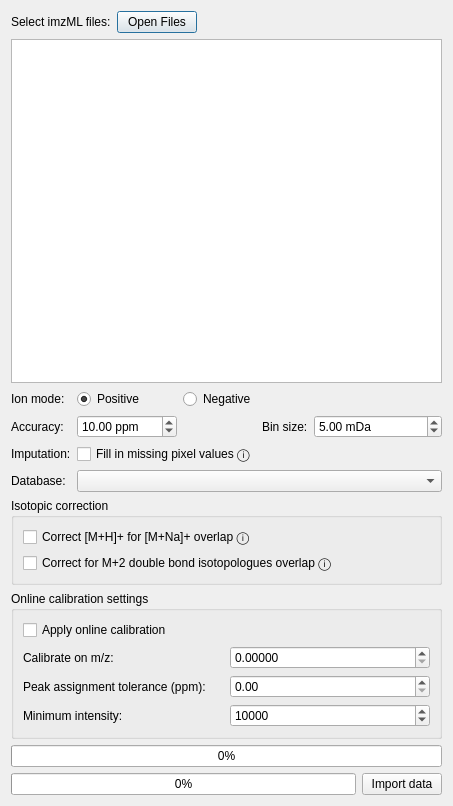
Qt form resources/views/MsiImportDialog.ui (swinnenteam/LipidQMap) before a commit.
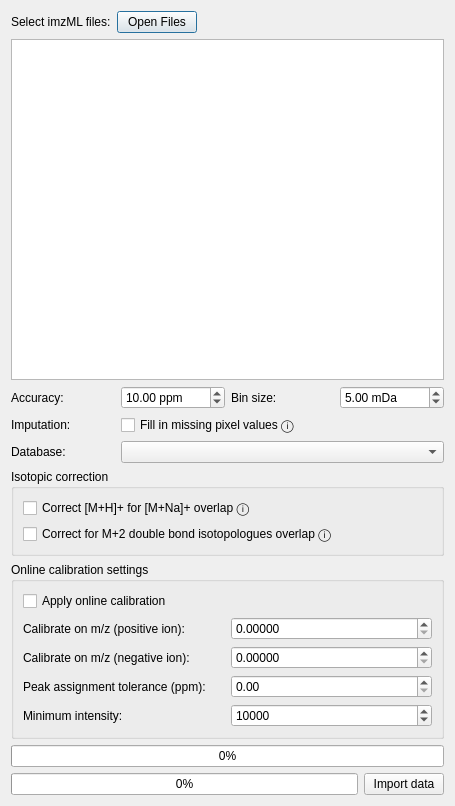
The same form after that commit.

Commit message: dual ion mode preparations

```diff
--- a/resources/views/MsiImportDialog.ui
+++ b/resources/views/MsiImportDialog.ui
@@ -6,7 +6,7 @@
    <rect>
     <x>0</x>
     <y>0</y>
-    <width>453</width>
+    <width>455</width>
     <height>806</height>
    </rect>
   </property>
@@ -66,62 +66,31 @@
      <property name="topMargin">
       <number>0</number>
      </property>
-     <item row="3" column="0">
+     <item row="1" column="0">
+      <widget class="QLabel" name="label_4">
+       <property name="text">
+        <string>Imputation:</string>
+       </property>
+      </widget>
+     </item>
+     <item row="1" column="1" colspan="2">
+      <widget class="QCheckBox" name="imputation_checkbox">
+       <property name="toolTip">
+        <string>&lt;html&gt;&lt;head/&gt;&lt;body&gt;&lt;p&gt;&lt;span style=&quot; font-size:14pt;&quot;&gt;Enables median imputation to fill in pixels with no signal, using the values of 3x3 surrounding pixels.&lt;/span&gt;&lt;/p&gt;&lt;/body&gt;&lt;/html&gt;</string>
+       </property>
+       <property name="text">
+        <string>Fill in missing pixel values ⓘ</string>
+       </property>
+      </widget>
+     </item>
+     <item row="2" column="0">
       <widget class="QLabel" name="label_5">
        <property name="text">
         <string>Database:</string>
        </property>
       </widget>
      </item>
-     <item row="1" column="0">
-      <widget class="QLabel" name="label_3">
-       <property name="text">
-        <string>Accuracy:</string>
-       </property>
-      </widget>
-     </item>
-     <item row="3" column="1" colspan="4">
-      <widget class="QComboBox" name="database_combo_box"/>
-     </item>
-     <item row="0" column="1">
-      <widget class="QRadioButton" name="pos_radio_button">
-       <property name="text">
-        <string>Positive</string>
-       </property>
-       <property name="checked">
-        <bool>true</bool>
-       </property>
-       <attribute name="buttonGroup">
-        <string notr="true">button_group</string>
-       </attribute>
-      </widget>
-     </item>
-     <item row="1" column="1">
-      <widget class="QDoubleSpinBox" name="ppm_spinbox">
-       <property name="minimumSize">
-        <size>
-         <width>100</width>
-         <height>0</height>
-        </size>
-       </property>
-       <property name="baseSize">
-        <size>
-         <width>0</width>
-         <height>0</height>
-        </size>
-       </property>
-       <property name="suffix">
-        <string> ppm</string>
-       </property>
-       <property name="minimum">
-        <double>0.050000000000000</double>
-       </property>
-       <property name="value">
-        <double>10.000000000000000</double>
-       </property>
-      </widget>
-     </item>
-     <item row="1" column="4">
+     <item row="0" column="3">
       <widget class="QDoubleSpinBox" name="bin_size_spinbox">
        <property name="toolTip">
         <string>&lt;html&gt;&lt;head/&gt;&lt;body&gt;&lt;p&gt;&lt;span style=&quot; font-size:14pt;&quot;&gt;Width of the bin of the average mz spectrum at mz 1000, in miliDalton. For calculating the average mz spectrum of an image section, a binning algorithm is used. This spectrum averaging algoritm assigns peaks accross the spectra of different pixels to mz bins and then calculates the average intensity for each bin.&lt;/span&gt;&lt;/p&gt;&lt;p&gt;&lt;span style=&quot; font-size:14pt;&quot;&gt;The width of the bins is automatically adjusted depending on the mz, by keeping a constant ppm. For example if a bin size of 5 mDa is provided (at mz 1000) this corresponds to a ppm of 5. At for example mz 700, a ppm of 5 corresponds to a bin size of 3.5 mDa, at mz 400 the bin size will be 2 mDa , etc...&lt;/span&gt;&lt;/p&gt;&lt;p&gt;&lt;span style=&quot; font-size:14pt;&quot;&gt;This setting only affects the average spectrum that is shown in the spectrum viewer, it has no consequence on the extracted ion images.&lt;/span&gt;&lt;/p&gt;&lt;/body&gt;&lt;/html&gt;</string>
@@ -143,59 +112,47 @@
        </property>
       </widget>
      </item>
-     <item row="0" column="0">
-      <widget class="QLabel" name="label_2">
-       <property name="text">
-        <string>Ion mode:</string>
-       </property>
-      </widget>
-     </item>
      <item row="0" column="2">
-      <widget class="QRadioButton" name="neg_radio_button">
-       <property name="text">
-        <string>Negative</string>
-       </property>
-       <attribute name="buttonGroup">
-        <string notr="true">button_group</string>
-       </attribute>
-      </widget>
-     </item>
-     <item row="0" column="4">
-      <spacer name="horizontalSpacer_2">
-       <property name="orientation">
-        <enum>Qt::Orientation::Horizontal</enum>
-       </property>
-       <property name="sizeHint" stdset="0">
-        <size>
-         <width>40</width>
-         <height>20</height>
-        </size>
-       </property>
-      </spacer>
-     </item>
-     <item row="1" column="3">
       <widget class="QLabel" name="label_9">
        <property name="text">
         <string>Bin size:</string>
        </property>
       </widget>
      </item>
-     <item row="2" column="0">
-      <widget class="QLabel" name="label_4">
+     <item row="0" column="0">
+      <widget class="QLabel" name="label_3">
        <property name="text">
-        <string>Imputation:</string>
+        <string>Accuracy:</string>
+       </property>
+      </widget>
+     </item>
+     <item row="0" column="1">
+      <widget class="QDoubleSpinBox" name="ppm_spinbox">
+       <property name="minimumSize">
+        <size>
+         <width>100</width>
+         <height>0</height>
+        </size>
+       </property>
+       <property name="baseSize">
+        <size>
+         <width>0</width>
+         <height>0</height>
+        </size>
+       </property>
+       <property name="suffix">
+        <string> ppm</string>
+       </property>
+       <property name="minimum">
+        <double>0.050000000000000</double>
+       </property>
+       <property name="value">
+        <double>10.000000000000000</double>
        </property>
       </widget>
      </item>
      <item row="2" column="1" colspan="3">
-      <widget class="QCheckBox" name="imputation_checkbox">
-       <property name="toolTip">
-        <string>&lt;html&gt;&lt;head/&gt;&lt;body&gt;&lt;p&gt;&lt;span style=&quot; font-size:14pt;&quot;&gt;Enables median imputation to fill in pixels with no signal, using the values of 3x3 surrounding pixels.&lt;/span&gt;&lt;/p&gt;&lt;/body&gt;&lt;/html&gt;</string>
-       </property>
-       <property name="text">
-        <string>Fill in missing pixel values ⓘ</string>
-       </property>
-      </widget>
+      <widget class="QComboBox" name="database_combo_box"/>
      </item>
     </layout>
    </item>
@@ -242,7 +199,45 @@
      <layout class="QVBoxLayout" name="verticalLayout_2">
       <item>
        <layout class="QGridLayout" name="gridLayout_2">
+        <item row="4" column="0">
+         <widget class="QLabel" name="label_7">
+          <property name="text">
+           <string>Minimum intensity:</string>
+          </property>
+         </widget>
+        </item>
+        <item row="2" column="0">
+         <widget class="QLabel" name="label_2">
+          <property name="text">
+           <string>Calibrate on m/z (negative ion):</string>
+          </property>
+         </widget>
+        </item>
+        <item row="1" column="0">
+         <widget class="QLabel" name="label_8">
+          <property name="text">
+           <string>Calibrate on m/z (positive ion):</string>
+          </property>
+         </widget>
+        </item>
+        <item row="0" column="0">
+         <widget class="QCheckBox" name="cal_checkbox">
+          <property name="text">
+           <string>Apply online calibration</string>
+          </property>
+         </widget>
+        </item>
         <item row="3" column="1">
+         <widget class="QDoubleSpinBox" name="cal_ppm_spinbox"/>
+        </item>
+        <item row="3" column="0">
+         <widget class="QLabel" name="label_6">
+          <property name="text">
+           <string>Peak assignment tolerance (ppm):</string>
+          </property>
+         </widget>
+        </item>
+        <item row="4" column="1">
          <widget class="QSpinBox" name="cal_int_spinbox">
           <property name="minimum">
            <number>100</number>
@@ -258,30 +253,6 @@
           </property>
          </widget>
         </item>
-        <item row="2" column="0">
-         <widget class="QLabel" name="label_6">
-          <property name="text">
-           <string>Peak assignment tolerance (ppm):</string>
-          </property>
-         </widget>
-        </item>
-        <item row="3" column="0">
-         <widget class="QLabel" name="label_7">
-          <property name="text">
-           <string>Minimum intensity:</string>
-          </property>
-         </widget>
-        </item>
-        <item row="2" column="1">
-         <widget class="QDoubleSpinBox" name="cal_ppm_spinbox"/>
-        </item>
-        <item row="1" column="0">
-         <widget class="QLabel" name="label_8">
-          <property name="text">
-           <string>Calibrate on m/z:</string>
-          </property>
-         </widget>
-        </item>
         <item row="1" column="1">
          <widget class="QDoubleSpinBox" name="calibrant_spinbox">
           <property name="decimals">
@@ -292,10 +263,13 @@
           </property>
          </widget>
         </item>
-        <item row="0" column="0">
-         <widget class="QCheckBox" name="cal_checkbox">
-          <property name="text">
-           <string>Apply online calibration</string>
+        <item row="2" column="1">
+         <widget class="QDoubleSpinBox" name="calibrant_neg_spinbox">
+          <property name="decimals">
+           <number>5</number>
+          </property>
+          <property name="maximum">
+           <double>10000.000000000000000</double>
           </property>
          </widget>
         </item>
```
Left out of the diff: 2 changed lines with no effect on the pictures. The commit also changes 9 other files.
